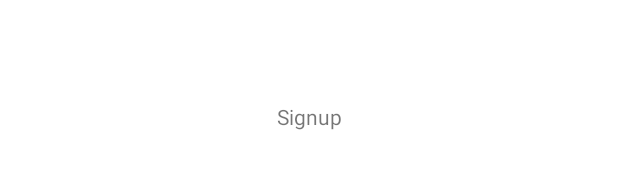
After one commit to SelinaYuTong/MindCare, an Android app: the layout activity_signup.xml on its own in the app's theme, with its tools: preview values and no code run, on a phone screen of 412 x 824 dp. The commit adds this screen. Shown: the part 502-671 px from the top of the screen. Run offline under Robolectric (Android 15) with nearby library versions, the phone set to English and light mode, and no system bars.

Commit message:
Second Screen - Second screen activity and the layout added

```diff
--- a/app/src/main/AndroidManifest.xml
+++ b/app/src/main/AndroidManifest.xml
@@ -10,6 +10,9 @@
         android:supportsRtl="true"
         android:theme="@style/Theme.MindCare">
         <activity
+            android:name=".Signup"
+            android:exported="false" />
+        <activity
             android:name=".MainActivity"
             android:exported="true">
             <intent-filter>
--- a/app/src/main/res/drawable/rounded_corners.xml
+++ b/app/src/main/res/drawable/rounded_corners.xml
@@ -1,5 +1,4 @@
 <?xml version="1.0" encoding="utf-8"?>
 <shape xmlns:android="http://schemas.android.com/apk/res/android">
-    <corners android:radius="5dp" />
-    <solid android:color="#FFFFFFFF"/>
+    <corners android:radius="12dp" />
 </shape>
--- a/app/src/main/res/layout/activity_main.xml
+++ b/app/src/main/res/layout/activity_main.xml
@@ -47,6 +47,7 @@
         android:layout_width="300dp"
         android:layout_height="65dp"
         android:background="@drawable/rounded_corners"
+        android:onClick="signupBtnClick"
         app:layout_constraintBottom_toBottomOf="parent"
         app:layout_constraintEnd_toEndOf="parent"
         app:layout_constraintHorizontal_bias="0.488"
--- /dev/null
+++ b/app/src/main/res/layout/activity_signup.xml
@@ -0,0 +1,18 @@
+<?xml version="1.0" encoding="utf-8"?>
+<androidx.constraintlayout.widget.ConstraintLayout xmlns:android="http://schemas.android.com/apk/res/android"
+    xmlns:app="http://schemas.android.com/apk/res-auto"
+    xmlns:tools="http://schemas.android.com/tools"
+    android:layout_width="match_parent"
+    android:layout_height="match_parent"
+    tools:context=".Signup">
+
+    <TextView
+        android:id="@+id/textView3"
+        android:layout_width="wrap_content"
+        android:layout_height="wrap_content"
+        android:text="Signup"
+        app:layout_constraintBottom_toBottomOf="parent"
+        app:layout_constraintEnd_toEndOf="parent"
+        app:layout_constraintStart_toStartOf="parent"
+        app:layout_constraintTop_toTopOf="parent" />
+</androidx.constraintlayout.widget.ConstraintLayout>
```
Also changed, not shown: app/src/main/java/nz/ac/wgtn/mindcare/MainActivity.java (+7 -0 lines), app/src/main/java/nz/ac/wgtn/mindcare/Signup.java (added, +15 -0 lines).
